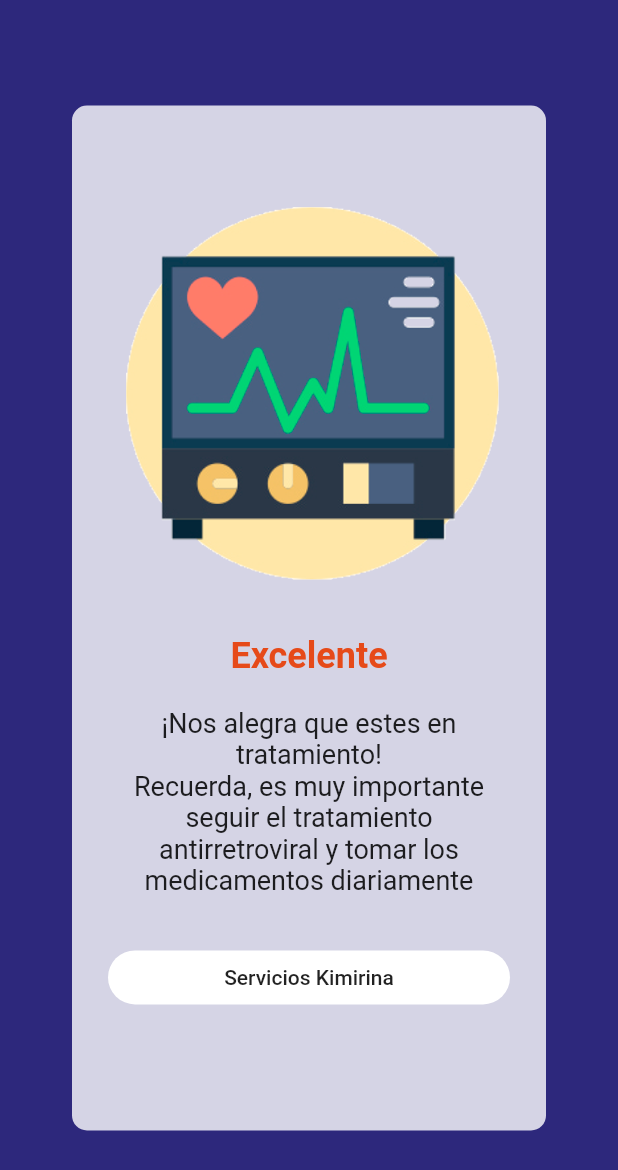
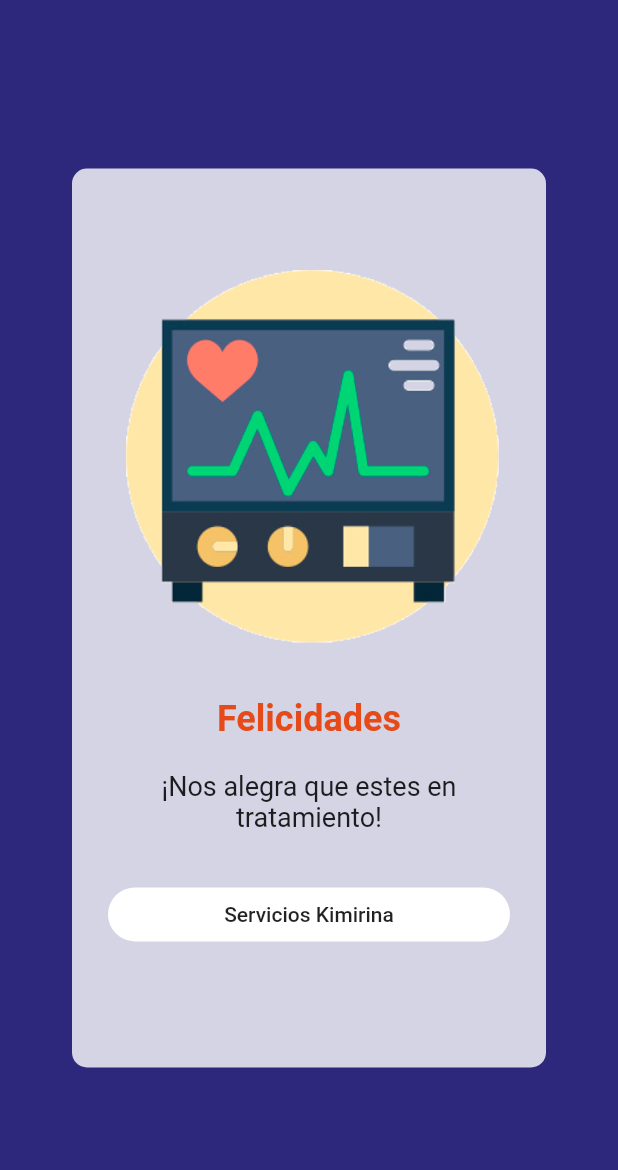
Before and after one commit to cristhianviera1/Kimirina_app_movil, a Flutter app: the YesTreatment screen opened by its route, on a phone screen of 412 x 824 dp. Shown: the top 1170 px of the screen. Run offline on Flutter 3.47's test engine with Material 2 defaults, Android fonts, the light colour scheme and no system bars; our stand-ins replace auto_size_text, cached_network_image, flare_flutter, flutter_form_builder, font_awesome_flutter, rflutter_alert and 1 more; missing offline and left inert: fancy_dialog, intro_views_flutter; accounts and stored records are empty.

Commit message:
tratamiento

```diff
--- a/lib/screens/treatment/yes_treatment.dart
+++ b/lib/screens/treatment/yes_treatment.dart
@@ -33,13 +33,13 @@ class YesTreatment extends StatelessWidget {
                     children: <Widget>[
                       Image.asset('assets/images/imgSeccion_13.png'),
                       const SizedBox(height: 10.0),
-                      Text("Excelente", style: TextStyle(
+                      Text("Felicidades", style: TextStyle(
                         color: Colors.deepOrange.shade700,
                         fontSize: 24.0,
                         fontWeight: FontWeight.bold
                       ),),
                       const SizedBox(height: 20.0),
-                      Text("¡Nos alegra que estes en tratamiento!\nRecuerda, es muy importante seguir el tratamiento antirretroviral y tomar los medicamentos diariamente", textAlign: TextAlign.center, style: TextStyle(
+                      Text("¡Nos alegra que estes en tratamiento!", textAlign: TextAlign.center, style: TextStyle(
                         fontSize: 18.0
                       )),
                       const SizedBox(height: 30.0),
```
